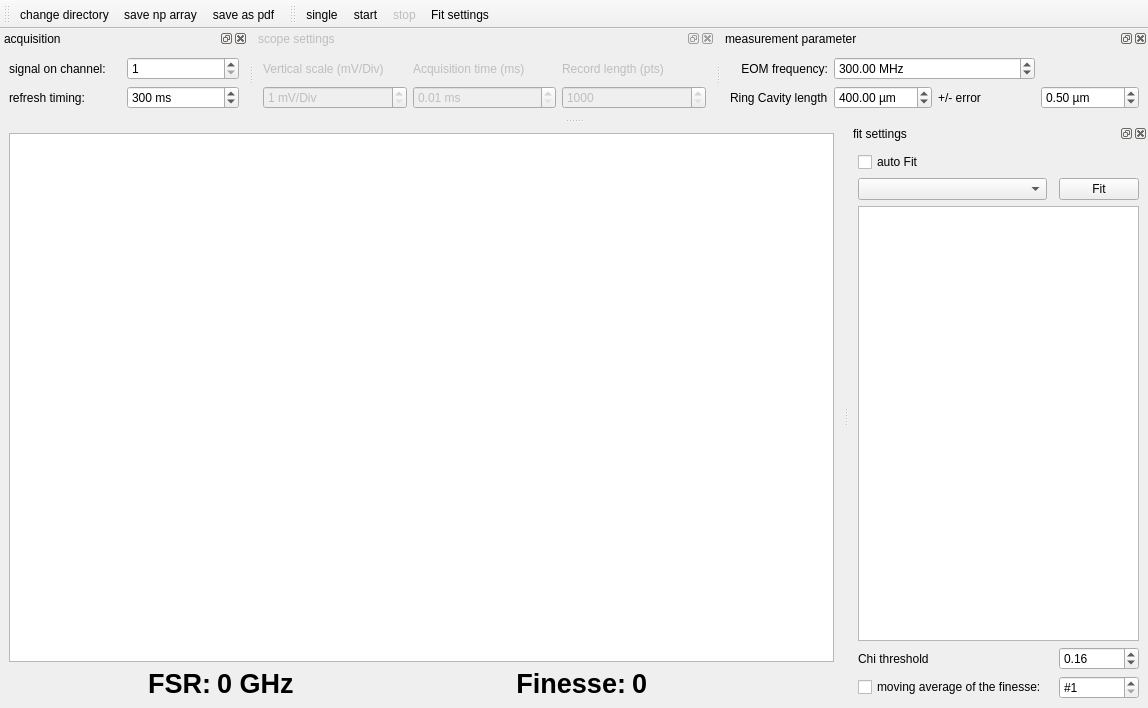
Before: the Qt Designer form src/qudi/gui/finesse_measurement/ui_FinesseMeasurement_gui.ui in blupgnup/qudi-ffpc, drawn with Qt 5.
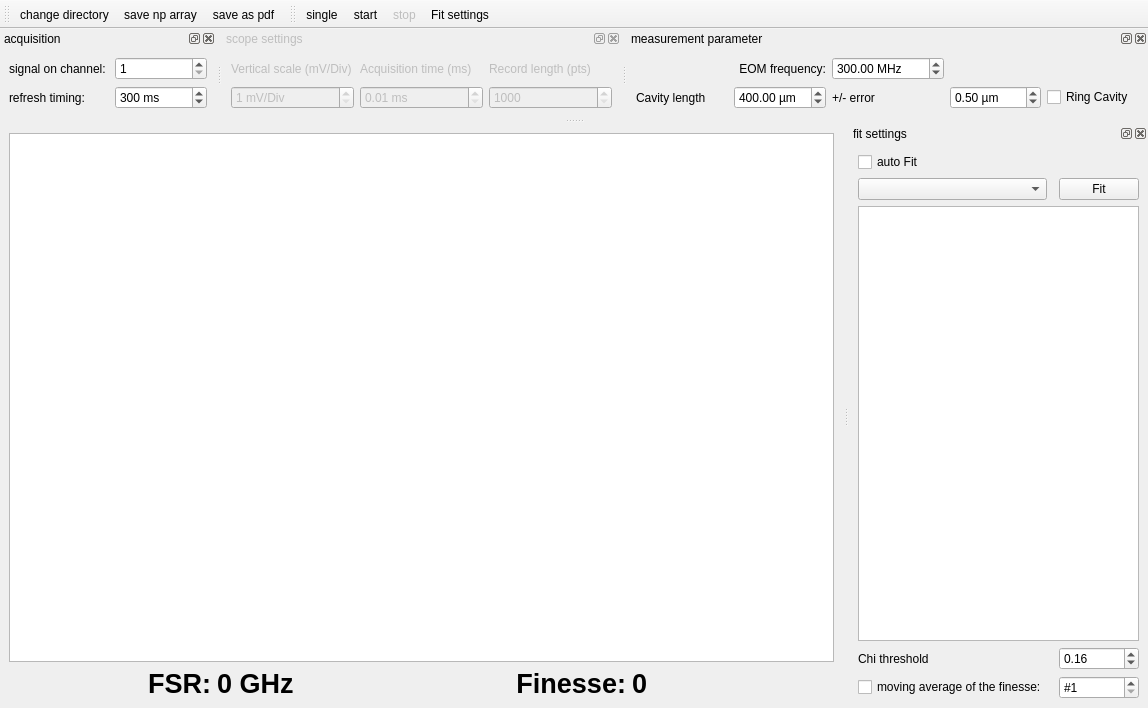
After: the same form once the commit is applied. Icons and pictures are not drawn. Custom widgets are drawn as their Qt base class.

Commit message: Added 'ring cavity' option to calculate the FSR

Patch:
```diff
--- a/src/qudi/gui/finesse_measurement/ui_FinesseMeasurement_gui.ui
+++ b/src/qudi/gui/finesse_measurement/ui_FinesseMeasurement_gui.ui
@@ -392,49 +392,14 @@
    </attribute>
    <widget class="QWidget" name="dockWidgetContents_13">
     <layout class="QGridLayout" name="gridLayout_6">
-     <item row="0" column="1" colspan="2">
-      <widget class="QDoubleSpinBox" name="doubleSpinBox_EOM">
-       <property name="suffix">
-        <string> MHz</string>
-       </property>
-       <property name="maximum">
-        <double>100000.000000000000000</double>
-       </property>
-       <property name="singleStep">
-        <double>100.000000000000000</double>
-       </property>
-       <property name="value">
-        <double>300.000000000000000</double>
-       </property>
-      </widget>
-     </item>
      <item row="1" column="3">
-      <widget class="QDoubleSpinBox" name="doubleSpinBox_ELength">
-       <property name="suffix">
-        <string> µm</string>
-       </property>
-       <property name="decimals">
-        <number>2</number>
-       </property>
-       <property name="minimum">
-        <double>0.010000000000000</double>
-       </property>
-       <property name="singleStep">
-        <double>0.010000000000000</double>
-       </property>
-       <property name="value">
-        <double>0.500000000000000</double>
-       </property>
-      </widget>
-     </item>
-     <item row="1" column="2">
       <widget class="QLabel" name="label_13">
        <property name="text">
         <string>+/- error</string>
        </property>
       </widget>
      </item>
-     <item row="0" column="0">
+     <item row="0" column="1">
       <widget class="QLabel" name="label">
        <property name="text">
         <string>EOM frequency:</string>
@@ -444,13 +409,6 @@
        </property>
       </widget>
      </item>
-     <item row="1" column="0">
-      <widget class="QLabel" name="label_12">
-       <property name="text">
-        <string>Ring Cavity length</string>
-       </property>
-      </widget>
-     </item>
      <item row="1" column="1">
       <widget class="QDoubleSpinBox" name="doubleSpinBox_Length">
        <property name="suffix">
@@ -473,6 +431,55 @@
        </property>
       </widget>
      </item>
+     <item row="1" column="5">
+      <widget class="QCheckBox" name="checkBox_isRingCavity">
+       <property name="text">
+        <string>Ring Cavity</string>
+       </property>
+      </widget>
+     </item>
+     <item row="1" column="0">
+      <widget class="QLabel" name="label_12">
+       <property name="text">
+        <string>Cavity length</string>
+       </property>
+      </widget>
+     </item>
+     <item row="0" column="3">
+      <widget class="QDoubleSpinBox" name="doubleSpinBox_EOM">
+       <property name="suffix">
+        <string> MHz</string>
+       </property>
+       <property name="maximum">
+        <double>100000.000000000000000</double>
+       </property>
+       <property name="singleStep">
+        <double>100.000000000000000</double>
+       </property>
+       <property name="value">
+        <double>300.000000000000000</double>
+       </property>
+      </widget>
+     </item>
+     <item row="1" column="4">
+      <widget class="QDoubleSpinBox" name="doubleSpinBox_ELength">
+       <property name="suffix">
+        <string> µm</string>
+       </property>
+       <property name="decimals">
+        <number>2</number>
+       </property>
+       <property name="minimum">
+        <double>0.010000000000000</double>
+       </property>
+       <property name="singleStep">
+        <double>0.010000000000000</double>
+       </property>
+       <property name="value">
+        <double>0.500000000000000</double>
+       </property>
+      </widget>
+     </item>
     </layout>
    </widget>
   </widget>
```
The commit also changes 2 other files.
